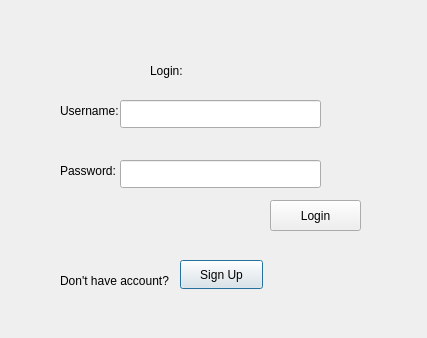
Hamdy410/CS2_lab_finalProject, file cs2_lab_final_project/loginform.ui: the form before one commit.
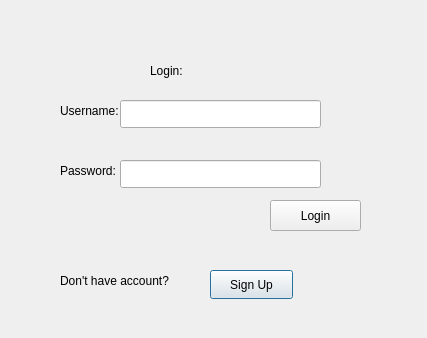
The form after the commit.

Commit message: Processing input from log in page

The edit to the form file:
```diff
--- a/cs2_lab_final_project/loginform.ui
+++ b/cs2_lab_final_project/loginform.ui
@@ -77,7 +77,7 @@
     <rect>
      <x>60</x>
      <y>270</y>
-     <width>121</width>
+     <width>141</width>
      <height>21</height>
     </rect>
    </property>
@@ -88,8 +88,8 @@
   <widget class="QPushButton" name="pushButton_Sign_Up">
    <property name="geometry">
     <rect>
-     <x>180</x>
-     <y>260</y>
+     <x>210</x>
+     <y>270</y>
      <width>83</width>
      <height>29</height>
     </rect>
```
Left out of the diff: 3 changed lines with no effect on the pictures. The commit also changes 1 other file.
